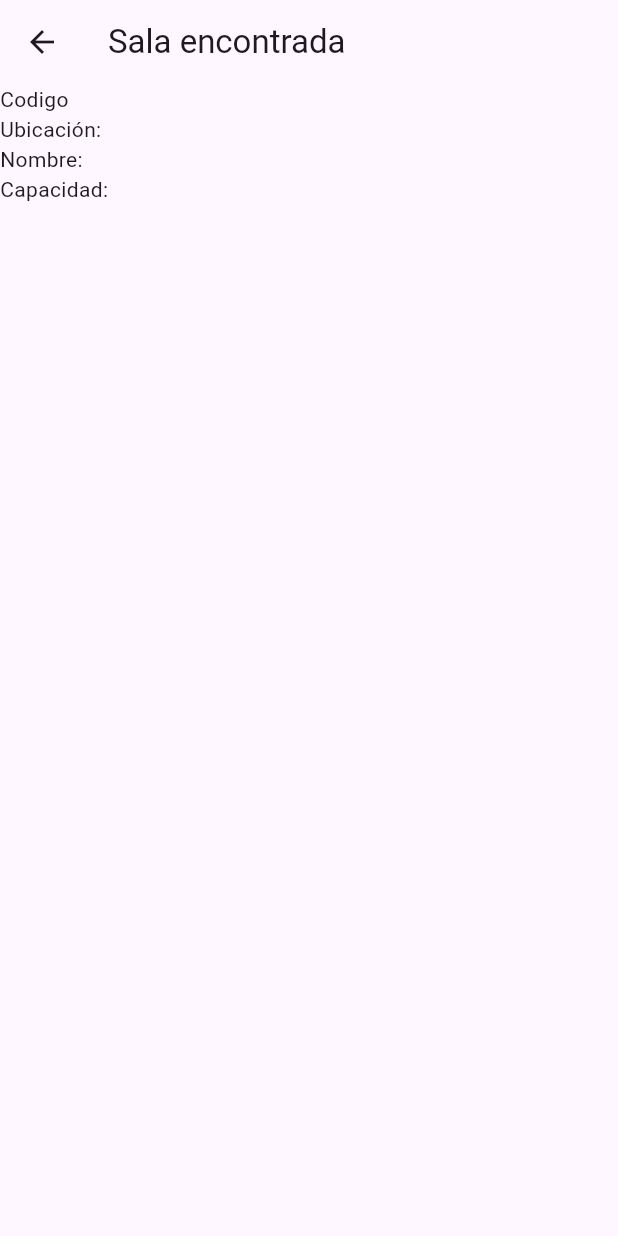
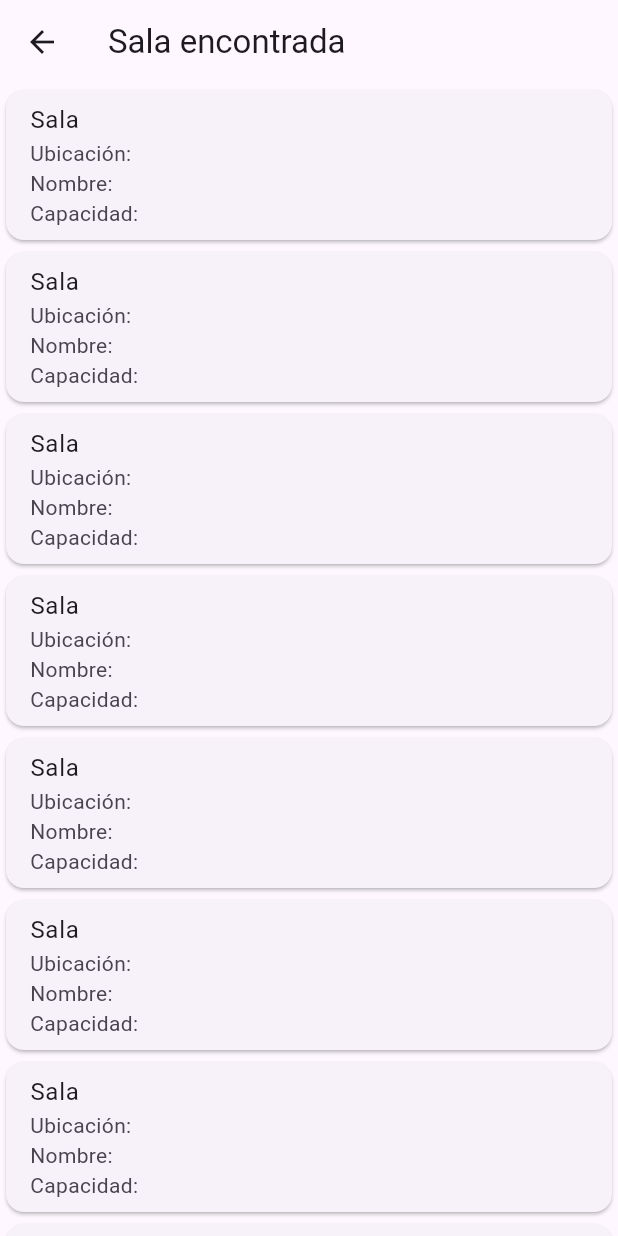
Before and after one commit to ggonu20/Proyecto-Movil-paralela, a Flutter app: the SalasSWidget screen opened directly with empty values, on a phone screen of 412 x 824 dp. Run offline on Flutter 3.47's test engine with Material 3 defaults, Android fonts, the phone set to English and light mode, and no system bars; our stand-ins replace google_sign_in, logger, shared_preferences; accounts and stored records are empty.

Commit message:
card en buscarsalaporcodigo

```diff
--- a/flutter/lib/widget/salasSearch_widget.dart
+++ b/flutter/lib/widget/salasSearch_widget.dart
@@ -11,15 +11,25 @@ class SalasSWidget extends StatelessWidget {
       appBar: AppBar(
         title: const Text('Sala encontrada'),
       ),
-      body: Column(
+      body: ListView.builder(
+        itemCount: sala.length,
+        itemBuilder: (context, index) {
+        return Card(
+          child: ListTile(
+            title: Text('Sala ${sala["name"]}'),
+            subtitle: Column(
               crossAxisAlignment: CrossAxisAlignment.start,
               children: [
-          Text('Codigo ${sala["code"]}'),
+                //Text('Codigo ${sala["code"]}'),
                 Text('Ubicación: ${sala["location"] ?? "No especificada"}'),
                 Text('Nombre: ${sala["name"] ?? "No especificada"}'),
                 Text('Capacidad: ${sala["capacity"] ?? "No especificada"}'),
                 ],
             ),
+          ),
+        );
+      },
+    ),
   );
 }
 }
```
Lines whose indentation alone changed are shown as unchanged.
